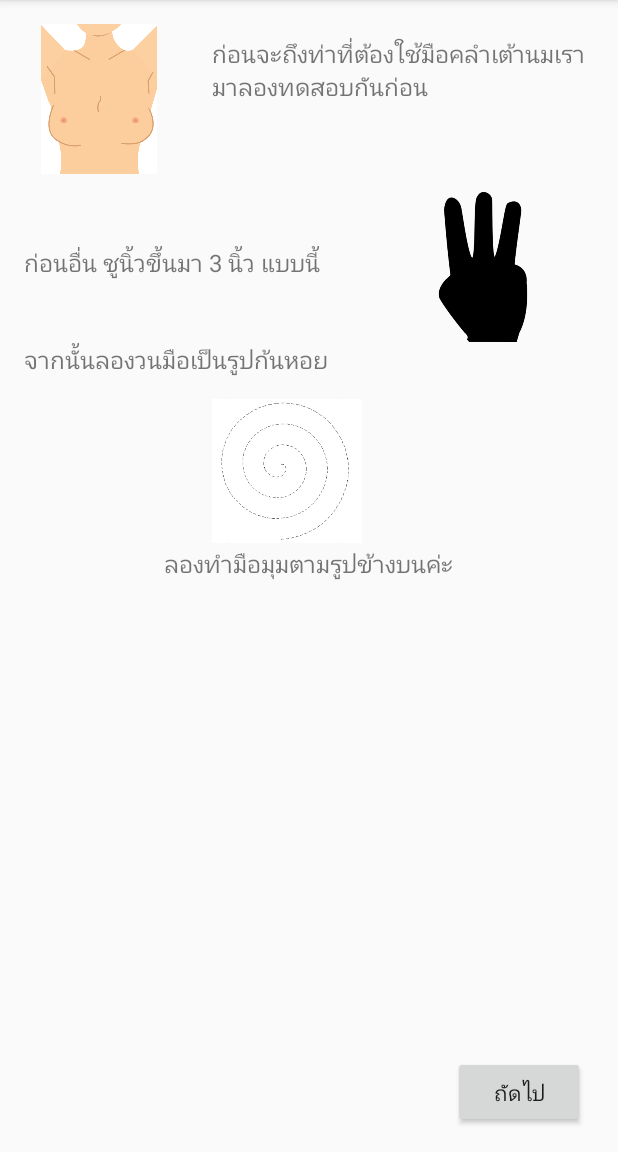
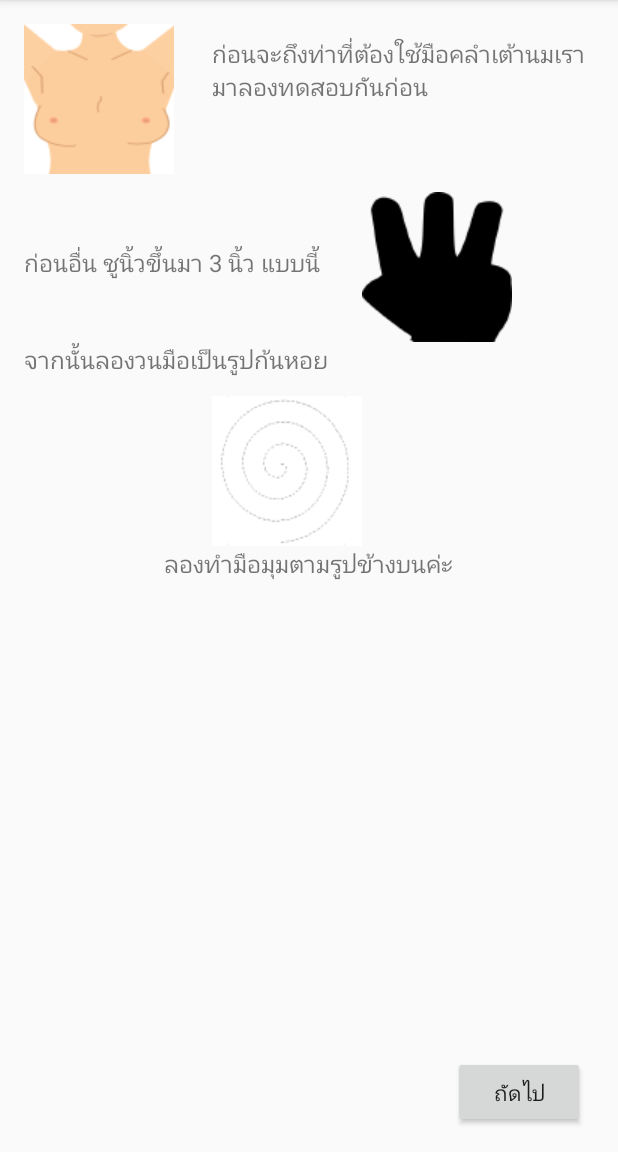
Before and after one commit to anusaragd/BCV2, an Android app: the IntroTouchActivity screen opened directly, with no data from a screen before it, on a phone screen of 412 x 824 dp, the part 84-1236 px from its top. Run offline under Robolectric (Android 15) with nearby library versions, the phone set to English and light mode, and no system bars.

Commit message:
test add new pic

```diff
--- a/app/src/main/res/layout/activity_intro_touch.xml
+++ b/app/src/main/res/layout/activity_intro_touch.xml
@@ -14,7 +14,7 @@
     <ImageView
         android:layout_width="100dp"
         android:layout_height="100dp"
-        app:srcCompat="@drawable/small"
+        app:srcCompat="@drawable/smallll"
         android:layout_alignParentTop="true"
         android:layout_alignParentStart="true"
         android:id="@+id/imageView3" />
@@ -29,16 +29,6 @@
         android:layout_toEndOf="@+id/imageView3"
         android:layout_marginBottom="47dp"
         android:textSize="16sp" />
-
-    <ImageView
-        android:layout_width="100dp"
-        android:layout_height="100dp"
-        app:srcCompat="@drawable/threefingers"
-        android:id="@+id/imageView6"
-        android:layout_marginEnd="24dp"
-        android:layout_marginTop="12dp"
-        android:layout_below="@+id/imageView3"
-        android:layout_alignParentEnd="true" />
 
     <TextView
         android:text="ก่อนอื่น ชูนิ้วขึ้นมา 3 นิ้ว แบบนี้"
@@ -62,7 +52,7 @@
     <ImageView
         android:layout_width="100dp"
         android:layout_height="100dp"
-        app:srcCompat="@drawable/thumb"
+        app:srcCompat="@drawable/tyutt"
         android:id="@+id/imageView7"
         android:layout_marginTop="13dp"
         android:layout_below="@+id/textView8"
@@ -85,5 +75,14 @@
         android:layout_toEndOf="@+id/textView9"
         android:id="@+id/button3" />
 
+    <ImageView
+        android:layout_width="100dp"
+        android:layout_height="100dp"
+        app:srcCompat="@drawable/treefin"
+        android:id="@+id/imageView6"
+        android:layout_marginTop="12dp"
+        android:layout_below="@+id/textView6"
+        android:layout_toEndOf="@+id/imageView7" />
+
 
 </RelativeLayout>
```
Also changed, not shown: app/src/main/res/drawable/smallll.png (added), app/src/main/res/drawable/treefin.png (added), app/src/main/res/drawable/tyutt.png (added).
